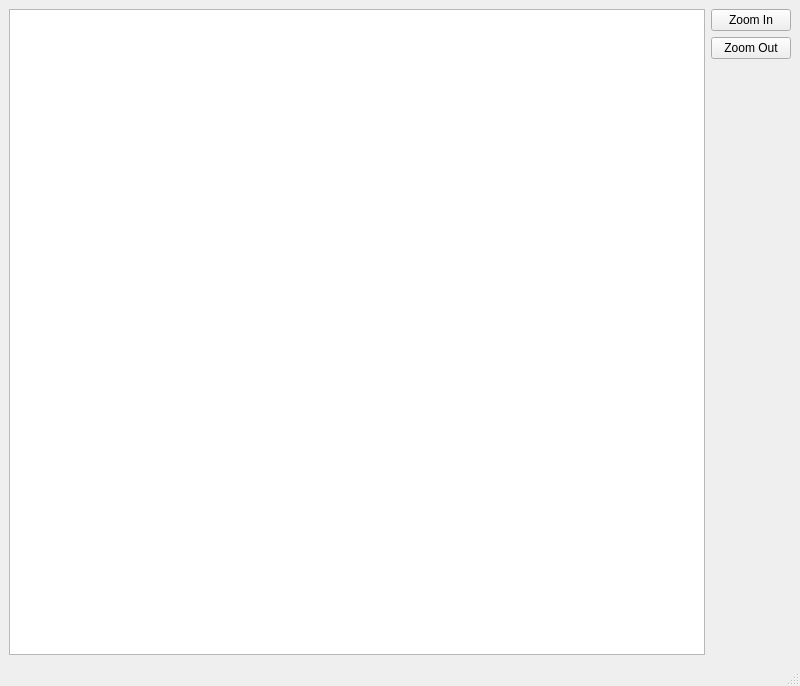
The window that FinalProject/mainwindow.ui (woutlyen/Advanced-Programming-Techniques-Final-Project) describes before a commit, drawn with Qt 5.
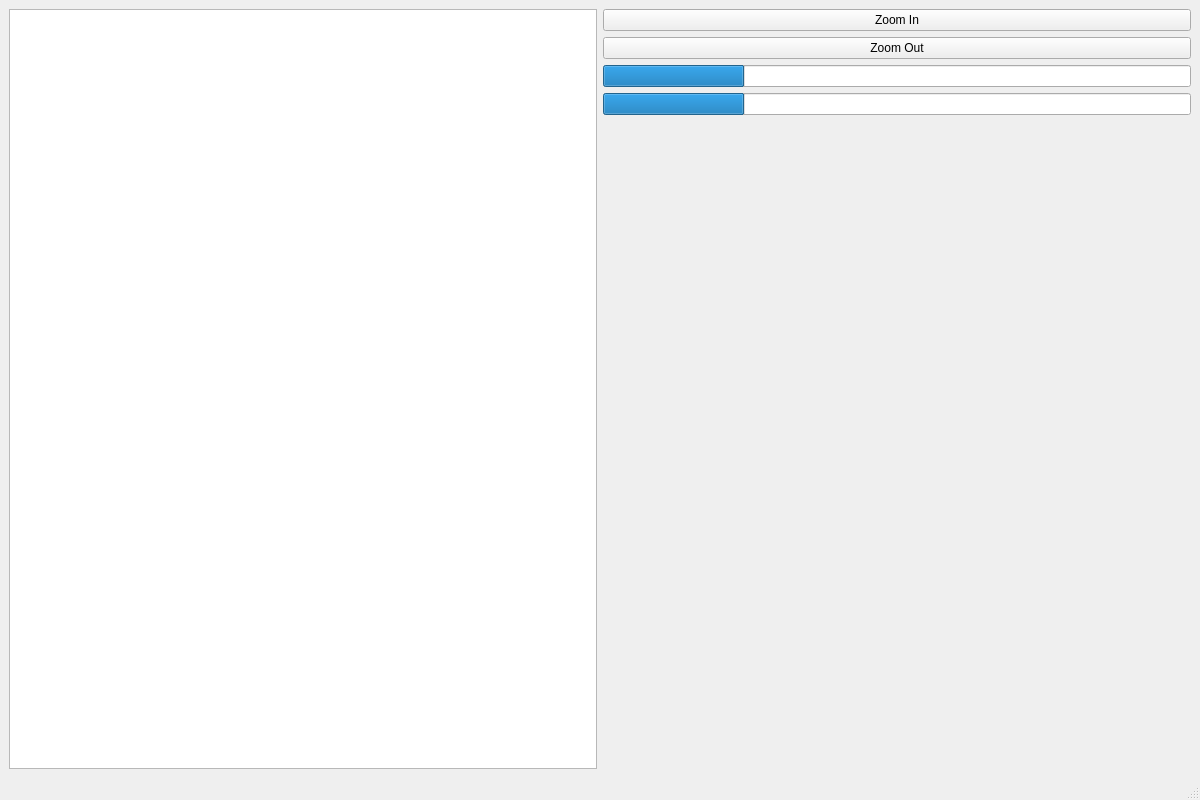
The same window after the commit.

Commit message: Moved energy/healthbar to MainWindow Class

What changed in the file:
```diff
--- a/FinalProject/mainwindow.ui
+++ b/FinalProject/mainwindow.ui
@@ -6,14 +6,17 @@
    <rect>
     <x>0</x>
     <y>0</y>
-    <width>800</width>
-    <height>686</height>
+    <width>1200</width>
+    <height>800</height>
    </rect>
   </property>
   <property name="windowTitle">
    <string>MainWindow</string>
   </property>
   <widget class="QWidget" name="centralwidget">
+   <property name="enabled">
+    <bool>true</bool>
+   </property>
    <property name="minimumSize">
     <size>
      <width>800</width>
@@ -55,6 +58,29 @@
           </property>
          </widget>
         </item>
+        <item>
+         <widget class="QProgressBar" name="healthBar">
+          <property name="value">
+           <number>24</number>
+          </property>
+          <property name="textVisible">
+           <bool>false</bool>
+          </property>
+          <property name="format">
+           <string>%p%</string>
+          </property>
+         </widget>
+        </item>
+        <item>
+         <widget class="QProgressBar" name="energyBar">
+          <property name="value">
+           <number>24</number>
+          </property>
+          <property name="textVisible">
+           <bool>false</bool>
+          </property>
+         </widget>
+        </item>
         <item>
          <spacer name="verticalSpacer">
           <property name="orientation">
```
Left out of the diff: 2 changed lines with no effect on the pictures. The commit also changes 5 other files.
